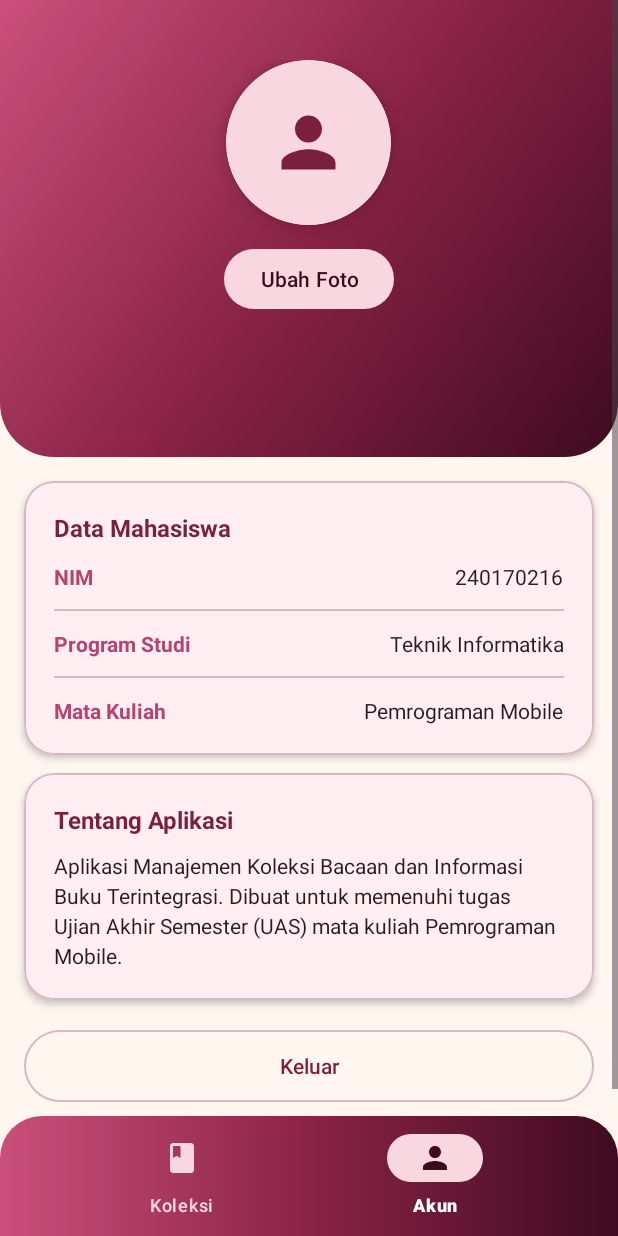
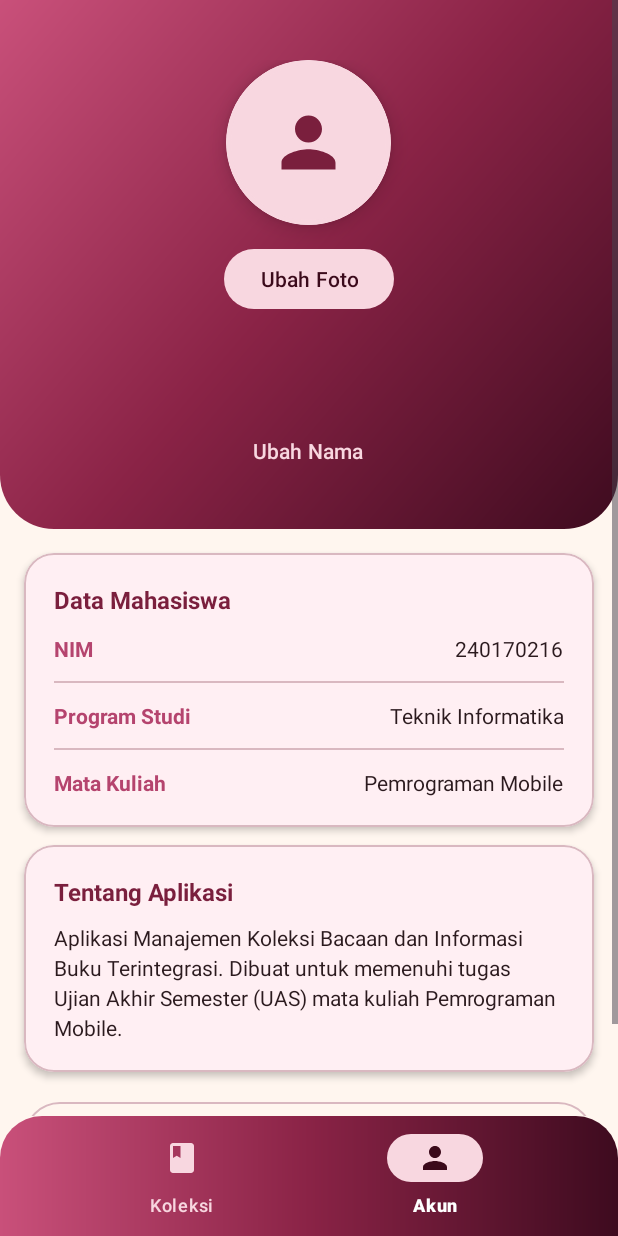
Before and after one commit to naghiya/koleksi-bacaan, an Android app: the screen it shows after launch once a user with an empty profile is signed in (MainActivity), item 2 of the bottom bar chosen, on a phone screen of 412 x 824 dp. Run offline under Robolectric (Android 15) with nearby library versions, the phone set to English and light mode, and no system bars; our stand-ins replace Firebase (no records; nobody signed in at launch, a user with empty details on screens opened directly).

Commit message:
Tambah fitur ubah nama akun

```diff
--- a/app/src/main/res/layout/activity_main.xml
+++ b/app/src/main/res/layout/activity_main.xml
@@ -367,6 +367,15 @@
                         android:gravity="center"
                         android:textColor="@color/kb_primary_container"
                         android:textStyle="italic" />
+
+                    <Button
+                        android:id="@+id/btnUbahNama"
+                        style="@style/Widget.Material3.Button.TextButton"
+                        android:layout_width="wrap_content"
+                        android:layout_height="wrap_content"
+                        android:layout_gravity="center_horizontal"
+                        android:text="@string/btn_ubah_nama"
+                        android:textColor="@color/kb_primary_container" />
                 </LinearLayout>
 
                 <!-- Kartu Data Mahasiswa -->
--- a/app/src/main/res/values/strings.xml
+++ b/app/src/main/res/values/strings.xml
@@ -118,4 +118,8 @@
     <string name="btn_kirim_link">Kirim Link</string>
     <string name="reset_terkirim">Jika email terdaftar, link reset sudah dikirim. Cek juga folder Spam.</string>
     <string name="reset_gagal">Gagal mengirim link, coba lagi</string>
+    <string name="btn_ubah_nama">Ubah Nama</string>
+    <string name="dialog_nama_judul">Ubah nama</string>
+    <string name="nama_diperbarui">Nama berhasil diperbarui</string>
+    <string name="nama_gagal">Gagal mengubah nama, coba lagi</string>
 </resources>
```
Also changed, not shown: app/src/main/java/com/naghiya/koleksibacaan/MainActivity.kt (+56 -0 lines), app/src/main/res/layout/dialog_ubah_nama.xml (added, +21 -0 lines).
